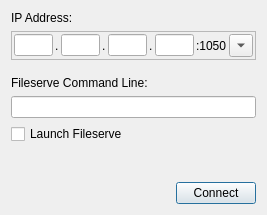
Qt form Tools/EditorFramework/Dialogs/RemoteConnectionDlg.ui (ezEngine/ezEngine) before a commit.
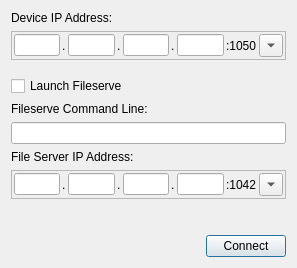
The same form after that commit. Icons and pictures are not drawn.

Commit message: Added an option to the remote process dialog to tell the other process the IP through which to connect with Fileserve.

```diff
--- a/Tools/EditorFramework/Dialogs/RemoteConnectionDlg.ui
+++ b/Tools/EditorFramework/Dialogs/RemoteConnectionDlg.ui
@@ -6,8 +6,8 @@
    <rect>
     <x>0</x>
     <y>0</y>
-    <width>267</width>
-    <height>215</height>
+    <width>297</width>
+    <height>268</height>
    </rect>
   </property>
   <property name="minimumSize">
@@ -33,7 +33,7 @@
    <item>
     <widget class="QLabel" name="label">
      <property name="text">
-      <string>IP Address:</string>
+      <string>Device IP Address:</string>
      </property>
     </widget>
    </item>
@@ -177,6 +177,16 @@
      </property>
     </spacer>
    </item>
+   <item>
+    <widget class="QCheckBox" name="CheckboxFileserve">
+     <property name="toolTip">
+      <string>Starts the file server automatically with the command line that is shown below.</string>
+     </property>
+     <property name="text">
+      <string>Launch Fileserve</string>
+     </property>
+    </widget>
+   </item>
    <item>
     <widget class="QLabel" name="LabelFileserveCmd">
      <property name="text">
@@ -192,12 +202,139 @@
     </widget>
    </item>
    <item>
-    <widget class="QCheckBox" name="CheckboxFileserve">
+    <widget class="QLabel" name="LabelFileserveCmd_2">
+     <property name="toolTip">
+      <string>The IP address that the remote engine process should use to connect to the file server. Typically the IP through which the device can reach this PC.</string>
+     </property>
      <property name="text">
-      <string>Launch Fileserve</string>
+      <string>File Server IP Address:</string>
      </property>
     </widget>
    </item>
+   <item>
+    <widget class="QFrame" name="frame_2">
+     <property name="minimumSize">
+      <size>
+       <width>0</width>
+       <height>0</height>
+      </size>
+     </property>
+     <property name="maximumSize">
+      <size>
+       <width>350</width>
+       <height>16777215</height>
+      </size>
+     </property>
+     <property name="frameShape">
+      <enum>QFrame::StyledPanel</enum>
+     </property>
+     <property name="frameShadow">
+      <enum>QFrame::Sunken</enum>
+     </property>
+     <layout class="QVBoxLayout" name="verticalLayout_3">
+      <property name="spacing">
+       <number>2</number>
+      </property>
+      <property name="leftMargin">
+       <number>2</number>
+      </property>
+      <property name="topMargin">
+       <number>2</number>
+      </property>
+      <property name="rightMargin">
+       <number>2</number>
+      </property>
+      <property name="bottomMargin">
+       <number>2</number>
+      </property>
+      <item>
+       <layout class="QHBoxLayout" name="horizontalLayout_3">
+        <item>
+         <widget class="QLineEdit" name="FsIP1">
+          <property name="inputMask">
+           <string>000</string>
+          </property>
+          <property name="maxLength">
+           <number>3</number>
+          </property>
+         </widget>
+        </item>
+        <item>
+         <widget class="QLabel" name="label_5">
+          <property name="text">
+           <string>.</string>
+          </property>
+         </widget>
+        </item>
+        <item>
+         <widget class="QLineEdit" name="FsIP2">
+          <property name="inputMask">
+           <string>000</string>
+          </property>
+          <property name="maxLength">
+           <number>3</number>
+          </property>
+         </widget>
+        </item>
+        <item>
+         <widget class="QLabel" name="label_6">
+          <property name="text">
+           <string>.</string>
+          </property>
+         </widget>
+        </item>
+        <item>
+         <widget class="QLineEdit" name="FsIP3">
+          <property name="inputMask">
+           <string>000</string>
+          </property>
+          <property name="maxLength">
+           <number>3</number>
+          </property>
+         </widget>
+        </item>
+        <item>
+         <widget class="QLabel" name="label_7">
+          <property name="text">
+           <string>.</string>
+          </property>
+         </widget>
+        </item>
+        <item>
+         <widget class="QLineEdit" name="FsIP4">
+          <property name="inputMask">
+           <string>000</string>
+          </property>
+          <property name="maxLength">
+           <number>3</number>
+          </property>
+         </widget>
+        </item>
+        <item>
+         <widget class="QLabel" name="LabelPort_2">
+          <property name="text">
+           <string>:1042</string>
+          </property>
+         </widget>
+        </item>
+        <item>
+         <widget class="QToolButton" name="RecentFsIPs">
+          <property name="text">
+           <string>...</string>
+          </property>
+          <property name="popupMode">
+           <enum>QToolButton::InstantPopup</enum>
+          </property>
+          <property name="arrowType">
+           <enum>Qt::DownArrow</enum>
+          </property>
+         </widget>
+        </item>
+       </layout>
+      </item>
+     </layout>
+    </widget>
+   </item>
    <item>
     <spacer name="verticalSpacer">
      <property name="orientation">
```
Left out of the diff: 6 changed lines with no effect on the pictures. The commit also changes 6 other files.
